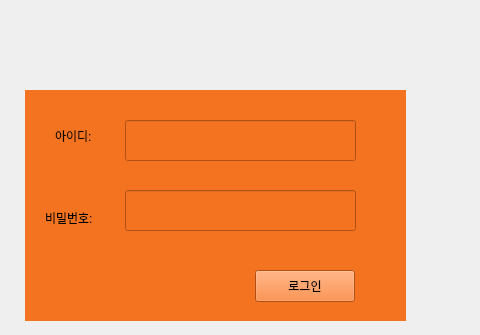
Qt form dms_central/loginpage.ui (veda-team4/dms) before a commit; both pictures show x 395 to 875 and y 0 to 335 of the 1000 by 670 pixel window.
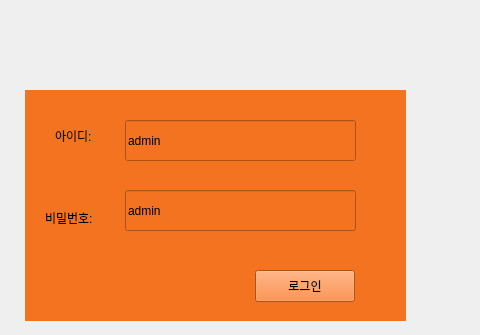
The same form after that commit.

Commit message: 로그인 기능

```diff
--- a/dms_central/loginpage.ui
+++ b/dms_central/loginpage.ui
@@ -60,6 +60,9 @@
       <height>41</height>
      </rect>
     </property>
+    <property name="text">
+     <string>admin</string>
+    </property>
    </widget>
    <widget class="QLineEdit" name="passwordEdit">
     <property name="geometry">
@@ -70,6 +73,9 @@
       <height>41</height>
      </rect>
     </property>
+    <property name="text">
+     <string>admin</string>
+    </property>
    </widget>
    <widget class="QLabel" name="label_2">
     <property name="geometry">
```
The commit also changes 2 other files.
